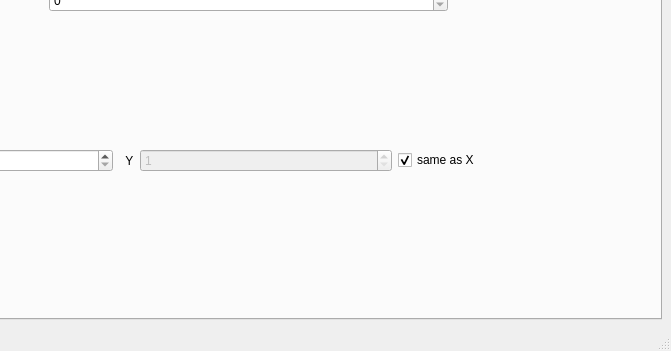
The window that share/imbl-ui.ui (AustralianSynchrotron/imblproc) describes before a commit, drawn with Qt 5; both pictures show x 253 to 924 and y 883 to 1234 of the 924 by 1234 pixel window.
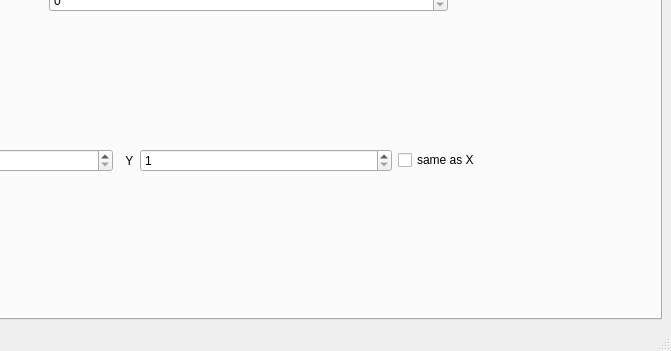
The same window after the commit. The open tabs and pages were chosen to show the change.

Commit message: modified:   bin/imbl-proc.sh 	modified:   bin/imbl-ui.py 	modified:   share/imbl-ui.ui

The edit to the form file:
```diff
--- a/share/imbl-ui.ui
+++ b/share/imbl-ui.ui
@@ -321,9 +321,6 @@
           </item>
           <item>
            <widget class="QSpinBox" name="yBin">
-            <property name="enabled">
-             <bool>false</bool>
-            </property>
             <property name="minimum">
              <number>1</number>
             </property>
@@ -334,9 +331,6 @@
             <property name="text">
              <string>same as X</string>
             </property>
-            <property name="checked">
-             <bool>true</bool>
-            </property>
            </widget>
           </item>
          </layout>
```
The commit also changes 2 other files.
